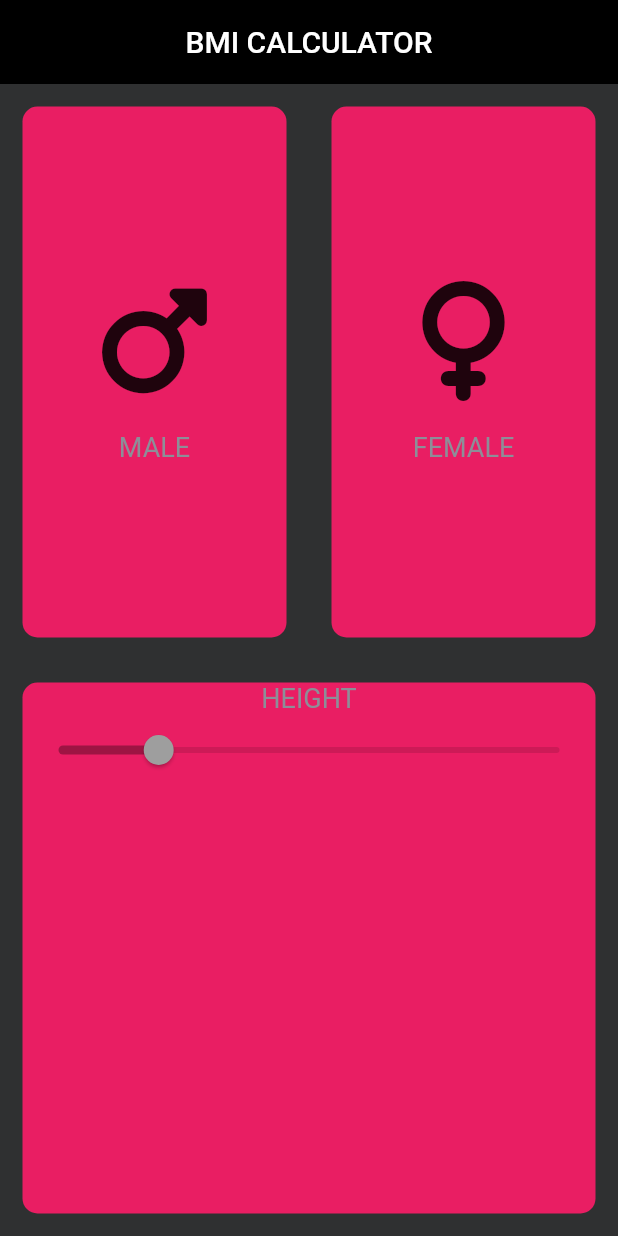
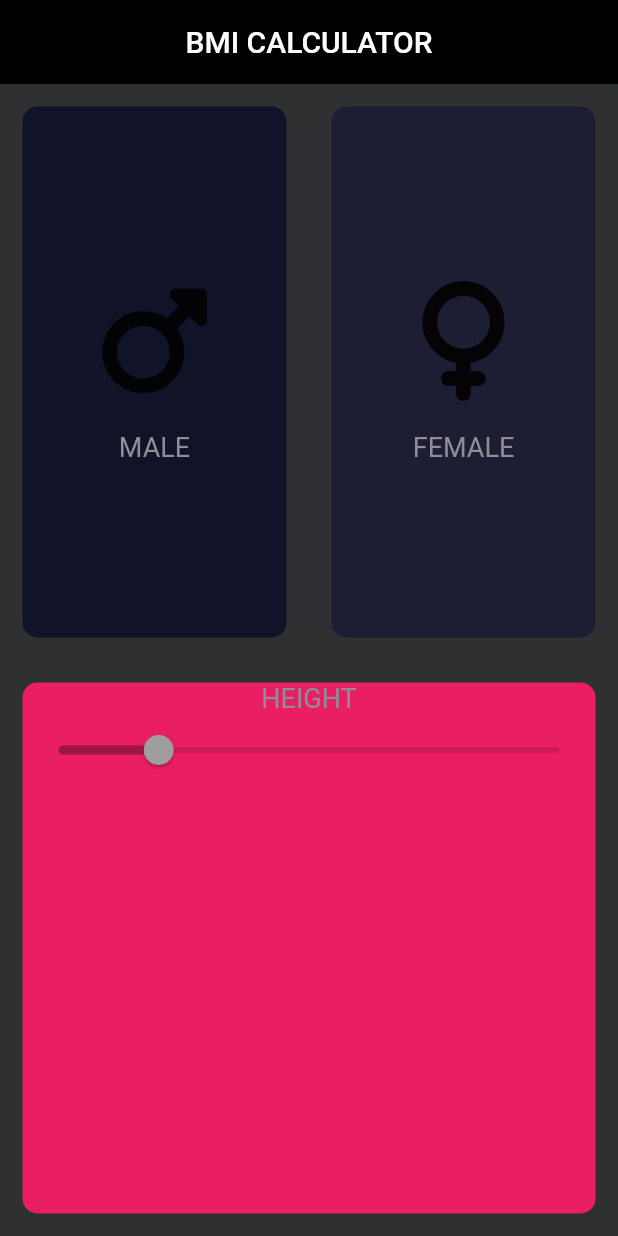
Before and after one commit to HEYKASHIF/Bmi_Calci, a Flutter app: the screen it shows after launch, on a phone screen of 412 x 824 dp. Run offline on Flutter 3.47's test engine with Material 2 defaults, Android fonts, the phone set to English and light mode, and no system bars; our stand-ins replace font_awesome_flutter.

Commit message:
2-april commit4

```diff
--- a/lib/pages/Home_page.dart
+++ b/lib/pages/Home_page.dart
@@ -1,3 +1,4 @@
+import 'package:bmi_calci/constant/colors.dart';
 import 'package:bmi_calci/widgets/Icon_Content.dart';
 import 'package:bmi_calci/widgets/Reusable_Card.dart';
 import 'package:flutter/material.dart';
@@ -16,6 +17,10 @@ class HomePage extends StatefulWidget {
 }
 
 class _HomePageState extends State<HomePage> {
+  Gender SelectedGender = Gender.female;
+  int Height = 178;
+  int Weight = 55;
+  int Age = 20;
   @override
   Widget build(BuildContext context) {
     return Scaffold(
@@ -37,7 +42,9 @@ class _HomePageState extends State<HomePage> {
                       icon: FontAwesomeIcons.mars,
                       label: 'MALE',
                     ),
-                    color: Colors.pink,
+                    color: SelectedGender == Gender.male
+                        ? ActiveCardColor
+                        : InactiveCardColor,
                     onPress: () {},
                   ),
                 ),
@@ -47,7 +54,9 @@ class _HomePageState extends State<HomePage> {
                       icon: FontAwesomeIcons.venus,
                       label: 'FEMALE',
                     ),
-                    color: Colors.pink,
+                    color: SelectedGender == Gender.female
+                        ? ActiveCardColor
+                        : InactiveCardColor,
                     onPress: () {},
                   ),
                 ),
```
